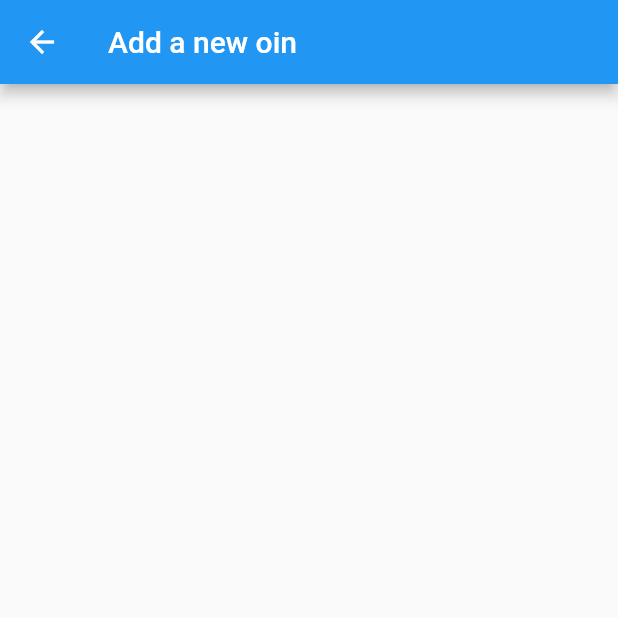
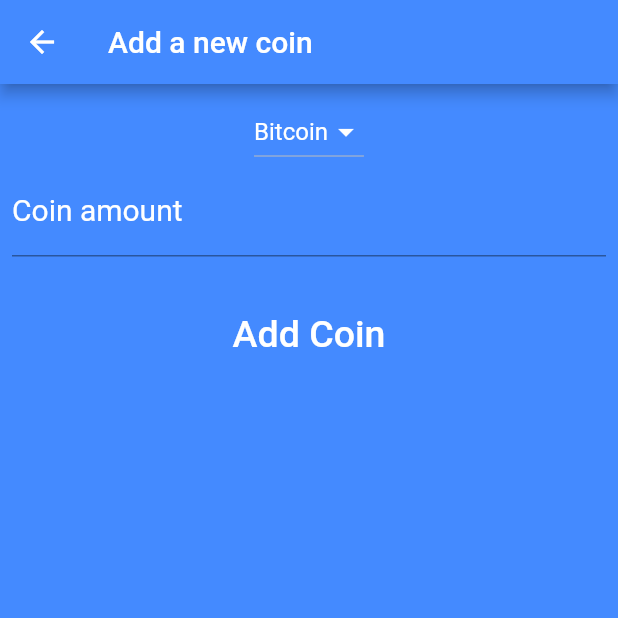
Before and after one commit to JosephAlzieb/Crypto_Wallet_App, a Flutter app: the AddView screen opened directly, on a phone screen of 412 x 824 dp, the top half of it. Run offline on Flutter 3.47's test engine with Material 2 defaults, Android fonts, the phone set to English and light mode, and no system bars; our stand-ins replace cloud_firestore, firebase_auth, firebase_core; missing offline and left inert: dart:ffi; accounts and stored records are empty.

Commit message:
finish the add coin view.

```diff
--- a/lib/ui/add_coins_view.dart
+++ b/lib/ui/add_coins_view.dart
@@ -1,3 +1,5 @@
+import 'package:crypto_wallet/net/flutterFire.dart';
+import 'package:crypto_wallet/widgets.dart';
 import 'package:flutter/material.dart';
 
 class AddView extends StatefulWidget {
@@ -8,11 +10,53 @@ class AddView extends StatefulWidget {
 }
 
 class _AddViewState extends State<AddView> {
+  List<String> coins = ["Bitcoin", "Sol", "Ether", "Link", "Dot"];
+
+  String dropdownValue = "Bitcoin";
+  TextEditingController _Amount = TextEditingController();
+
   @override
   Widget build(BuildContext context) {
     return Scaffold(
       appBar: AppBar(
-        title: const Text("Add a new oin"),
+        backgroundColor: Colors.blueAccent,
+        title: const Text("Add a new coin"),
+      ),
+      body: Container(
+        color: Colors.blueAccent,
+        height: MediaQuery.of(context).size.height,
+        width: MediaQuery.of(context).size.width,
+        child: Padding(
+          padding: const EdgeInsets.all(8.0),
+          child: Column(
+            children: [
+              DropdownButton(
+                dropdownColor: Colors.blueAccent,
+                iconEnabledColor: Colors.white,
+                items: coins
+                    .map<DropdownMenuItem<String>>((coin) => DropdownMenuItem(
+                          child: Text(
+                            coin,
+                            style: const TextStyle(color: Colors.white),
+                          ),
+                          value: coin,
+                        ))
+                    .toList(),
+                value: dropdownValue,
+                onChanged: (value) {
+                  setState(() {
+                    dropdownValue = value;
+                  });
+                },
+              ),
+              getTextFormField(_Amount, "", "Coin amount",),
+              getTextButton("Add Coin", context, () {
+                addCoin(dropdownValue, _Amount.text);
+                Navigator.pop(context);
+              })
+            ],
+          ),
+        ),
       ),
     );
   }
```
